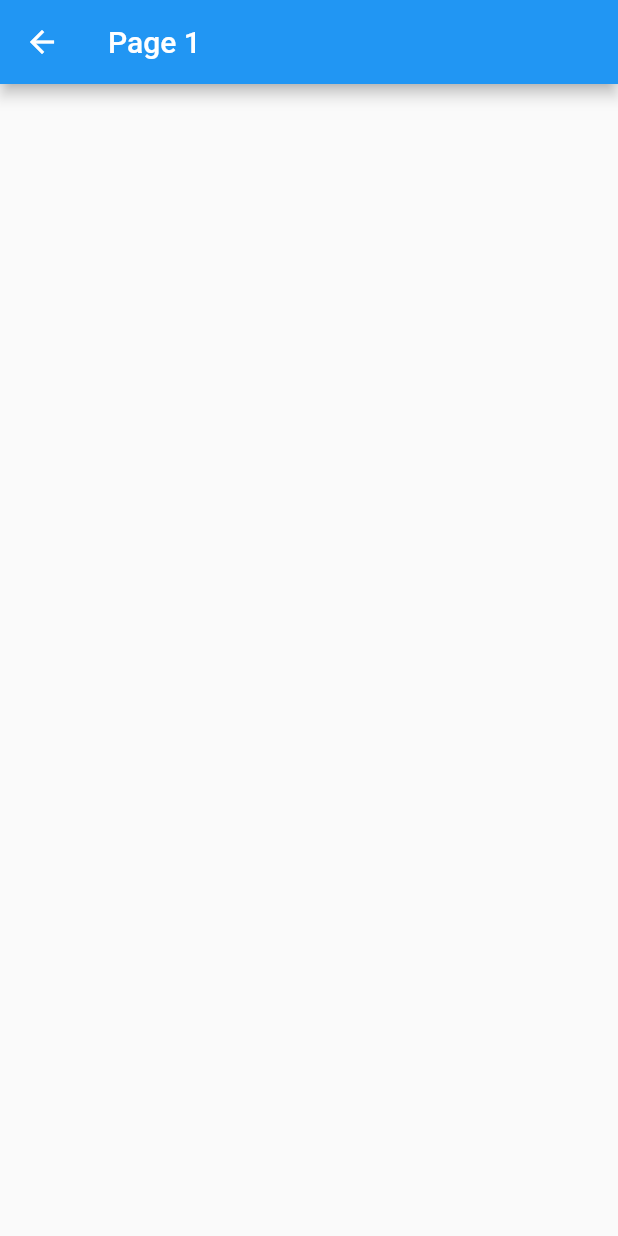
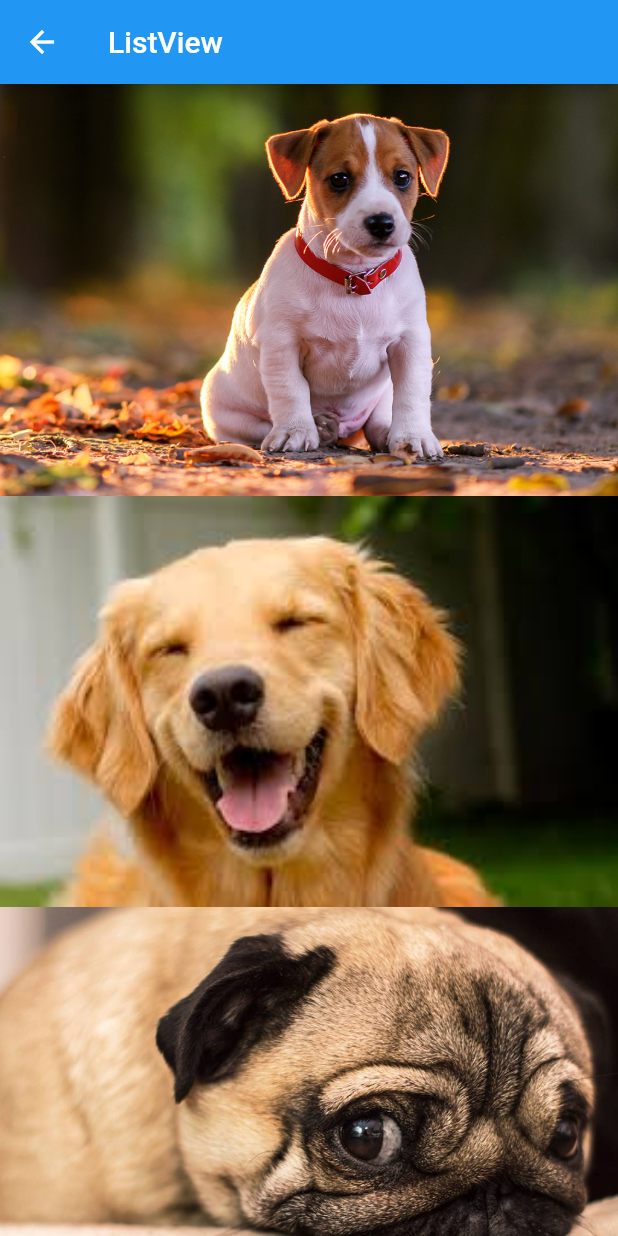
Before and after one commit to rodrigosa/FlutterHelloWorld, a Flutter app: the screen it shows after launch, after a tap on "ListView", on a phone screen of 412 x 824 dp. Run offline on Flutter 3.47's test engine with Material 2 defaults, Android fonts, the phone set to English and light mode, and no system bars.

Commit message:
ListView

```diff
--- a/lib/home_page.dart
+++ b/lib/home_page.dart
@@ -1,6 +1,8 @@
 import 'package:flutter/material.dart';
+import 'package:flutter_hello1/pages/hello_listview.dart';
 import 'package:flutter_hello1/pages/hello_page1.dart';
 import 'package:flutter_hello1/pages/hello_page3.dart';
+import 'package:flutter_hello1/utils/nav.dart';
 import 'package:flutter_hello1/widgets/blue_button.dart';
 
 import 'pages/hello_page2.dart';
@@ -50,7 +52,7 @@ class HomePage extends StatelessWidget {
           mainAxisAlignment: MainAxisAlignment.spaceEvenly,
           children: [
             BlueButton("ListView",
-                onPressed: () => _onClickNavigator(context, Hellopage1())),
+                onPressed: () => _onClickNavigator(context, HelloListView())),
             BlueButton("Page 2",
                 onPressed: () => _onClickNavigator(context, Hellopage2())),
             BlueButton("Page 3",
@@ -67,17 +69,6 @@ class HomePage extends StatelessWidget {
         ),
       ],
     );
-  }
-
-  /// Navigator.push -> Navega entre telas
-  /// String s recebe parametro passado pelo componente que chama o _onClickNavigator
-  /// Sempre que usar await deve se ter o async declarado no metodo
-
-  push(BuildContext context, Widget page) {
-    return Navigator.push(context,
-        MaterialPageRoute(builder: (BuildContext context) {
-      return page;
-    }));
   }
 
   void _onClickNavigator(BuildContext context, Widget page) async {
--- /dev/null
+++ b/lib/pages/hello_listview.dart
@@ -0,0 +1,33 @@
+import 'package:flutter/material.dart';
+
+class HelloListView extends StatelessWidget {
+  @override
+  Widget build(BuildContext context) {
+    return Scaffold(
+      appBar: AppBar(
+        title: Text("ListView"),
+      ),
+      body: _body(),
+    );
+  }
+
+  _body() {
+    return ListView(
+      children: [
+        _img("assets/images/dog1.png"),
+        _img("assets/images/dog2.png"),
+        _img("assets/images/dog3.png"),
+        _img("assets/images/dog4.png"),
+        _img("assets/images/dog5.png")
+      ],
+    );
+  }
+
+  _img(String img) {
+    return Image.asset(
+      img,
+      fit: BoxFit.cover,
+    );
+  }
+
+}
--- /dev/null
+++ b/lib/utils/nav.dart
@@ -0,0 +1,12 @@
+import 'package:flutter/material.dart';
+
+/// Navigator.push -> Navega entre telas
+/// String s recebe parametro passado pelo componente que chama o _onClickNavigator
+/// Sempre que usar await deve se ter o async declarado no metodo
+
+Future push(BuildContext context, Widget page) {
+  return Navigator.push(context,
+      MaterialPageRoute(builder: (BuildContext context) {
+        return page;
+      }));
+}
```
